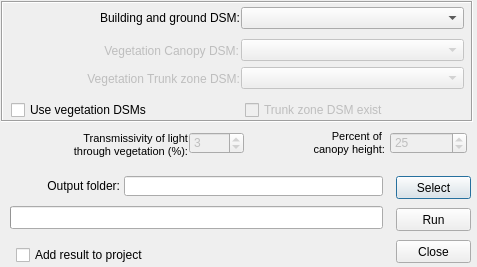
First picture: the form in SkyViewFactorCalculator/svf_calculator_dialog_base.ui, repository UMEP-dev/UMEP, before the edit.
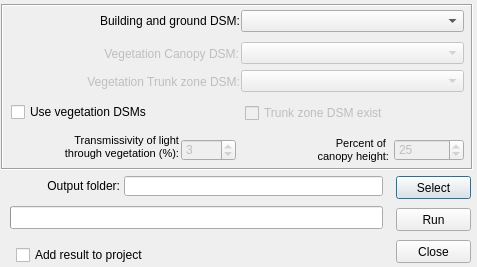
Second picture: the form after the edit.

```diff
--- a/SkyViewFactorCalculator/svf_calculator_dialog_base.ui
+++ b/SkyViewFactorCalculator/svf_calculator_dialog_base.ui
@@ -71,22 +71,6 @@
     <set>Qt::AlignRight|Qt::AlignTrailing|Qt::AlignVCenter</set>
    </property>
   </widget>
-  <widget class="QSpinBox" name="spinBoxTrunkHeight">
-   <property name="enabled">
-    <bool>false</bool>
-   </property>
-   <property name="geometry">
-    <rect>
-     <x>390</x>
-     <y>132</y>
-     <width>77</width>
-     <height>22</height>
-    </rect>
-   </property>
-   <property name="value">
-    <number>25</number>
-   </property>
-  </widget>
   <widget class="QProgressBar" name="progressBar">
    <property name="geometry">
     <rect>
@@ -103,64 +87,6 @@
     <bool>false</bool>
    </property>
   </widget>
-  <widget class="QLabel" name="label_5">
-   <property name="geometry">
-    <rect>
-     <x>228</x>
-     <y>126</y>
-     <width>157</width>
-     <height>34</height>
-    </rect>
-   </property>
-   <property name="text">
-    <string>&lt;!DOCTYPE HTML PUBLIC &quot;-//W3C//DTD HTML 4.0//EN&quot; &quot;http://www.w3.org/TR/REC-html40/strict.dtd&quot;&gt;
-&lt;html&gt;&lt;head&gt;&lt;meta name=&quot;qrichtext&quot; content=&quot;1&quot; /&gt;&lt;style type=&quot;text/css&quot;&gt;
-p, li { white-space: pre-wrap; }
-&lt;/style&gt;&lt;/head&gt;&lt;body style=&quot; font-family:'MS Shell Dlg 2'; font-size:8.25pt; font-weight:400; font-style:normal;&quot;&gt;
-&lt;p style=&quot; margin-top:0px; margin-bottom:0px; margin-left:0px; margin-right:0px; -qt-block-indent:0; text-indent:0px;&quot;&gt;&lt;span style=&quot; font-size:8pt;&quot;&gt;Percent of &lt;/span&gt;&lt;/p&gt;
-&lt;p style=&quot; margin-top:0px; margin-bottom:0px; margin-left:0px; margin-right:0px; -qt-block-indent:0; text-indent:0px;&quot;&gt;&lt;span style=&quot; font-size:8pt;&quot;&gt;canopy height:&lt;/span&gt;&lt;/p&gt;&lt;/body&gt;&lt;/html&gt;</string>
-   </property>
-   <property name="alignment">
-    <set>Qt::AlignRight|Qt::AlignTrailing|Qt::AlignVCenter</set>
-   </property>
-  </widget>
-  <widget class="QLabel" name="label_8">
-   <property name="geometry">
-    <rect>
-     <x>16</x>
-     <y>128</y>
-     <width>172</width>
-     <height>34</height>
-    </rect>
-   </property>
-   <property name="text">
-    <string>&lt;!DOCTYPE HTML PUBLIC &quot;-//W3C//DTD HTML 4.0//EN&quot; &quot;http://www.w3.org/TR/REC-html40/strict.dtd&quot;&gt;
-&lt;html&gt;&lt;head&gt;&lt;meta name=&quot;qrichtext&quot; content=&quot;1&quot; /&gt;&lt;style type=&quot;text/css&quot;&gt;
-p, li { white-space: pre-wrap; }
-&lt;/style&gt;&lt;/head&gt;&lt;body style=&quot; font-family:'MS Shell Dlg 2'; font-size:8.25pt; font-weight:400; font-style:normal;&quot;&gt;
-&lt;p style=&quot; margin-top:0px; margin-bottom:0px; margin-left:0px; margin-right:0px; -qt-block-indent:0; text-indent:0px;&quot;&gt;&lt;span style=&quot; font-size:8pt;&quot;&gt;Transmissivity of light&lt;/span&gt;&lt;/p&gt;
-&lt;p style=&quot; margin-top:0px; margin-bottom:0px; margin-left:0px; margin-right:0px; -qt-block-indent:0; text-indent:0px;&quot;&gt;&lt;span style=&quot; font-size:8pt;&quot;&gt;through vegetation (%):&lt;/span&gt;&lt;/p&gt;&lt;/body&gt;&lt;/html&gt;</string>
-   </property>
-   <property name="alignment">
-    <set>Qt::AlignRight|Qt::AlignTrailing|Qt::AlignVCenter</set>
-   </property>
-  </widget>
-  <widget class="QSpinBox" name="spinBoxTrans">
-   <property name="enabled">
-    <bool>false</bool>
-   </property>
-   <property name="geometry">
-    <rect>
-     <x>189</x>
-     <y>132</y>
-     <width>55</width>
-     <height>22</height>
-    </rect>
-   </property>
-   <property name="value">
-    <number>3</number>
-   </property>
-  </widget>
   <widget class="QPushButton" name="runButton">
    <property name="geometry">
     <rect>
@@ -194,9 +120,9 @@
    <property name="geometry">
     <rect>
      <x>1</x>
-     <y>1</y>
+     <y>4</y>
      <width>472</width>
-     <height>121</height>
+     <height>166</height>
     </rect>
    </property>
    <property name="frameShape">
@@ -289,7 +215,7 @@
     <property name="geometry">
      <rect>
       <x>10</x>
-      <y>100</y>
+      <y>99</y>
       <width>223</width>
       <height>18</height>
      </rect>
@@ -330,6 +256,80 @@
      <set>Qt::AlignRight|Qt::AlignTrailing|Qt::AlignVCenter</set>
     </property>
    </widget>
+   <widget class="QLabel" name="label_8">
+    <property name="geometry">
+     <rect>
+      <x>6</x>
+      <y>126</y>
+      <width>172</width>
+      <height>34</height>
+     </rect>
+    </property>
+    <property name="text">
+     <string>&lt;!DOCTYPE HTML PUBLIC &quot;-//W3C//DTD HTML 4.0//EN&quot; &quot;http://www.w3.org/TR/REC-html40/strict.dtd&quot;&gt;
+&lt;html&gt;&lt;head&gt;&lt;meta name=&quot;qrichtext&quot; content=&quot;1&quot; /&gt;&lt;style type=&quot;text/css&quot;&gt;
+p, li { white-space: pre-wrap; }
+&lt;/style&gt;&lt;/head&gt;&lt;body style=&quot; font-family:'MS Shell Dlg 2'; font-size:8.25pt; font-weight:400; font-style:normal;&quot;&gt;
+&lt;p style=&quot; margin-top:0px; margin-bottom:0px; margin-left:0px; margin-right:0px; -qt-block-indent:0; text-indent:0px;&quot;&gt;&lt;span style=&quot; font-size:8pt;&quot;&gt;Transmissivity of light&lt;/span&gt;&lt;/p&gt;
+&lt;p style=&quot; margin-top:0px; margin-bottom:0px; margin-left:0px; margin-right:0px; -qt-block-indent:0; text-indent:0px;&quot;&gt;&lt;span style=&quot; font-size:8pt;&quot;&gt;through vegetation (%):&lt;/span&gt;&lt;/p&gt;&lt;/body&gt;&lt;/html&gt;</string>
+    </property>
+    <property name="alignment">
+     <set>Qt::AlignRight|Qt::AlignTrailing|Qt::AlignVCenter</set>
+    </property>
+   </widget>
+   <widget class="QSpinBox" name="spinBoxTrunkHeight">
+    <property name="enabled">
+     <bool>false</bool>
+    </property>
+    <property name="geometry">
+     <rect>
+      <x>393</x>
+      <y>135</y>
+      <width>70</width>
+      <height>22</height>
+     </rect>
+    </property>
+    <property name="value">
+     <number>25</number>
+    </property>
+   </widget>
+   <widget class="QLabel" name="label_5">
+    <property name="geometry">
+     <rect>
+      <x>231</x>
+      <y>129</y>
+      <width>157</width>
+      <height>34</height>
+     </rect>
+    </property>
+    <property name="text">
+     <string>&lt;!DOCTYPE HTML PUBLIC &quot;-//W3C//DTD HTML 4.0//EN&quot; &quot;http://www.w3.org/TR/REC-html40/strict.dtd&quot;&gt;
+&lt;html&gt;&lt;head&gt;&lt;meta name=&quot;qrichtext&quot; content=&quot;1&quot; /&gt;&lt;style type=&quot;text/css&quot;&gt;
+p, li { white-space: pre-wrap; }
+&lt;/style&gt;&lt;/head&gt;&lt;body style=&quot; font-family:'MS Shell Dlg 2'; font-size:8.25pt; font-weight:400; font-style:normal;&quot;&gt;
+&lt;p style=&quot; margin-top:0px; margin-bottom:0px; margin-left:0px; margin-right:0px; -qt-block-indent:0; text-indent:0px;&quot;&gt;&lt;span style=&quot; font-size:8pt;&quot;&gt;Percent of &lt;/span&gt;&lt;/p&gt;
+&lt;p style=&quot; margin-top:0px; margin-bottom:0px; margin-left:0px; margin-right:0px; -qt-block-indent:0; text-indent:0px;&quot;&gt;&lt;span style=&quot; font-size:8pt;&quot;&gt;canopy height:&lt;/span&gt;&lt;/p&gt;&lt;/body&gt;&lt;/html&gt;</string>
+    </property>
+    <property name="alignment">
+     <set>Qt::AlignRight|Qt::AlignTrailing|Qt::AlignVCenter</set>
+    </property>
+   </widget>
+   <widget class="QSpinBox" name="spinBoxTrans">
+    <property name="enabled">
+     <bool>false</bool>
+    </property>
+    <property name="geometry">
+     <rect>
+      <x>180</x>
+      <y>135</y>
+      <width>55</width>
+      <height>22</height>
+     </rect>
+    </property>
+    <property name="value">
+     <number>3</number>
+    </property>
+   </widget>
   </widget>
   <zorder>frame</zorder>
   <zorder>checkBoxIntoCanvas</zorder>
```
Left out of the diff: 4 changed lines with no effect on the pictures.
